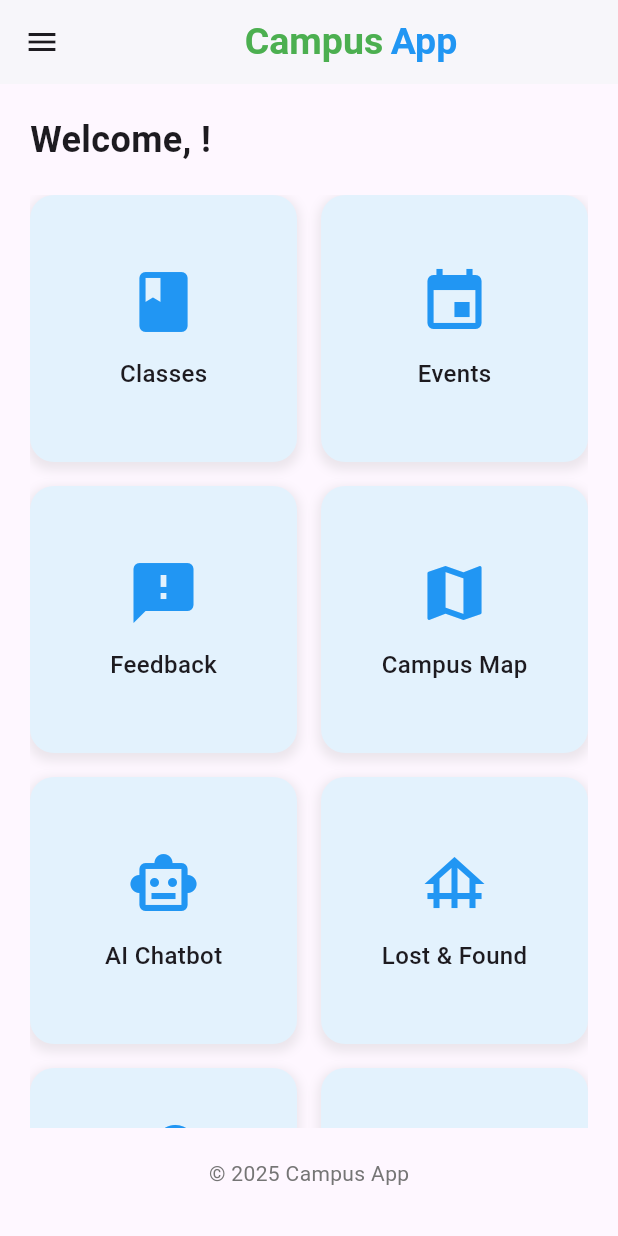
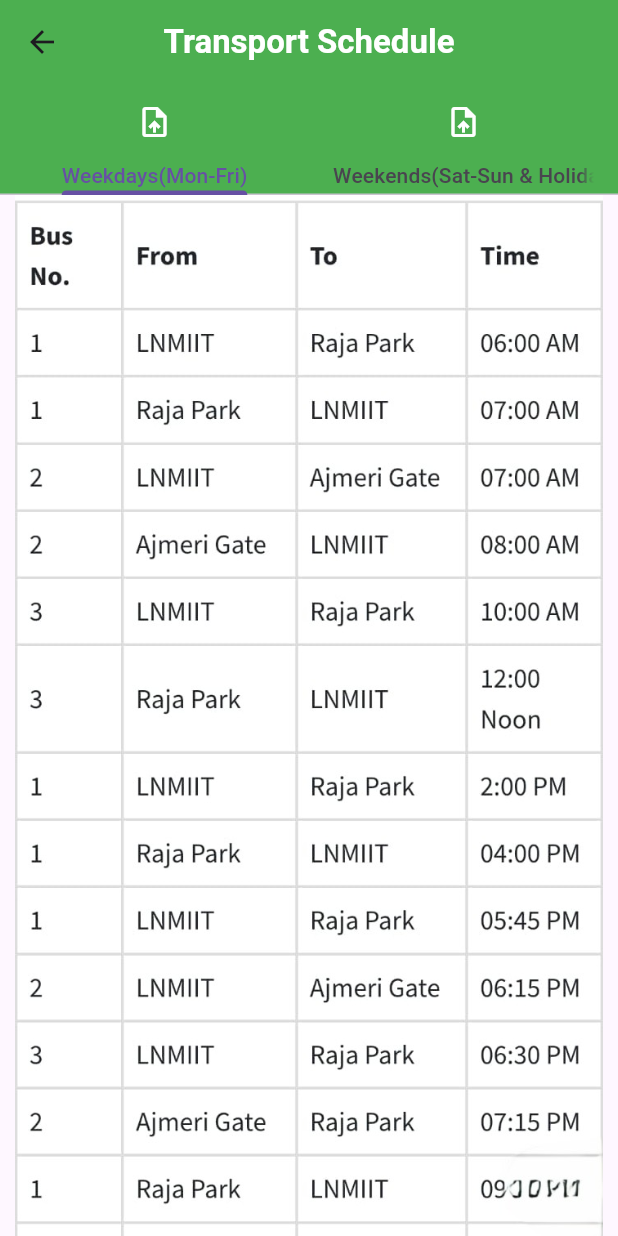
Before and after one commit to abhi2811mishra/Campus-App, a Flutter app: the Home screen opened directly, after a tap on "Transport Scheduler", on a phone screen of 412 x 824 dp. Run offline on Flutter 3.47's test engine with Material 3 defaults, Android fonts, the phone set to English and light mode, and no system bars; our stand-ins replace cloud_firestore, file_picker, firebase_auth, firebase_core, flutter_map, geolocator and 4 more; accounts and stored records are empty.

Commit message:
trasport schedular done

```diff
--- a/lib/homepage/homescreen.dart
+++ b/lib/homepage/homescreen.dart
@@ -5,6 +5,7 @@ import 'package:campusapp/homepage/pages/event_main.dart';
 import 'package:campusapp/homepage/pages/map.dart';
 import 'package:campusapp/homepage/pages/profile.dart';
 import 'package:campusapp/homepage/pages/settings.dart';
+import 'package:campusapp/homepage/pages/transport.dart';
 import 'package:firebase_auth/firebase_auth.dart';
 import 'package:flutter/material.dart';
 import 'package:campusapp/loginpage/loginpage.dart';
@@ -181,7 +182,10 @@ class Home extends StatelessWidget {
                     icon: Icons.bus_alert,
                     label: 'Transport Scheduler',
                     onTap: () {
-                      // Navigate to notifications screen
+                      Navigator.push(
+                         context,
+                          MaterialPageRoute(builder: (_) => ScheduleTabs()),
+                       );
                     },
                   ),
                   _buildTile(
--- /dev/null
+++ b/lib/homepage/pages/transport.dart
@@ -0,0 +1,79 @@
+// ignore_for_file: use_key_in_widget_constructors, library_private_types_in_public_api
+
+import 'dart:typed_data';
+import 'package:flutter/material.dart';
+import 'package:file_picker/file_picker.dart';
+
+
+
+class ScheduleTabs extends StatefulWidget {
+  @override
+  _ScheduleTabsState createState() => _ScheduleTabsState();
+}
+
+class _ScheduleTabsState extends State<ScheduleTabs> with SingleTickerProviderStateMixin {
+  Uint8List? weekdaysImage;
+  Uint8List? weekendsImage;
+
+  Future<void> pickImage(bool isWeekday) async {
+    final result = await FilePicker.platform.pickFiles(type: FileType.image, withData: true);
+    if (result != null && result.files.single.bytes != null) {
+      setState(() {
+        if (isWeekday) {
+          weekdaysImage = result.files.single.bytes;
+        } else {
+          weekendsImage = result.files.single.bytes;
+        }
+      });
+    }
+  }
+
+  Widget buildImage(Uint8List? customImage, String assetPath) {
+    return InteractiveViewer(
+      maxScale: 5.0,
+      child: customImage != null
+          ? Image.memory(customImage)
+          : Image.asset(assetPath),
+    );
+  }
+
+  @override
+  Widget build(BuildContext context) {
+    return DefaultTabController(
+      length: 2,
+      child: Scaffold(
+        appBar: AppBar(
+          centerTitle: true,
+          title: Text('Transport Schedule', style: TextStyle(color: Colors.white, fontWeight: FontWeight.bold)),
+          backgroundColor: Colors.green,
+          bottom: TabBar(
+  tabs: [
+    Tab(
+      text: "Weekdays(Mon-Fri)",
+      icon: IconButton(
+        icon: Icon(Icons.upload_file, color: Colors.white),
+        onPressed: () => pickImage(true),
+      ),
+    ),
+    Tab(
+      text: "Weekends(Sat-Sun & Holidays)",
+      icon: IconButton(
+        icon: Icon(Icons.upload_file, color: Colors.white),
+        onPressed: () => pickImage(false),
+      ),
+    ),
+  ],
+),
+
+
+        ),
+        body: TabBarView(
+          children: [
+            buildImage(weekdaysImage, 'assets/images/image2.jpg'),
+            buildImage(weekendsImage, 'assets/images/image3.jpg'),
+          ],
+        ),
+      ),
+    );
+  }
+}
--- a/pubspec.yaml
+++ b/pubspec.yaml
@@ -46,6 +46,7 @@ dependencies:
   latlong2: ^0.9.1
   geolocator: ^14.0.1
   permission_handler: ^12.0.0+1
+  file_picker: ^10.1.9
 
 
 dev_dependencies:
@@ -74,6 +75,8 @@ flutter:
   assets:
     - assets/images/image.png
     - assets/images/image1.png
+    - assets/images/image2.jpg
+    - assets/images/image3.jpg
 
   # An image asset can refer to one or more resolution-specific "variants", see
   # https://flutter.dev/to/resolution-aware-images
```
Also changed, not shown: assets/images/image2.jpg (added), assets/images/image3.jpg (added), pubspec.lock, 2 other files.
